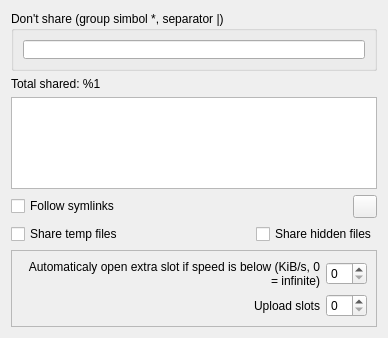
This is eiskaltdcpp/ui/UISettingsSharing.ui in eiskaltdcpp/eiskaltdcpp as Qt 5 draws it before an edit. The edited form follows.
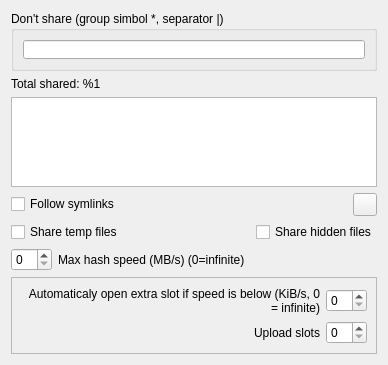
This is the edited form.

Commit message: add setting in gui for change max hash speed

Patch:
```diff
--- a/eiskaltdcpp/ui/UISettingsSharing.ui
+++ b/eiskaltdcpp/ui/UISettingsSharing.ui
@@ -7,7 +7,7 @@
     <x>0</x>
     <y>0</y>
     <width>388</width>
-    <height>338</height>
+    <height>365</height>
    </rect>
   </property>
   <property name="windowTitle">
@@ -122,6 +122,20 @@
      </item>
     </layout>
    </item>
+   <item>
+    <layout class="QFormLayout" name="formLayout">
+     <item row="0" column="0">
+      <widget class="QSpinBox" name="spinBox_MAXHASHSPEED"/>
+     </item>
+     <item row="0" column="1">
+      <widget class="QLabel" name="label_3">
+       <property name="text">
+        <string>Max hash speed (MB/s) (0=infinite)</string>
+       </property>
+      </widget>
+     </item>
+    </layout>
+   </item>
    <item>
     <widget class="QFrame" name="frame">
      <property name="frameShape">
```
The commit also changes 1 other file.
